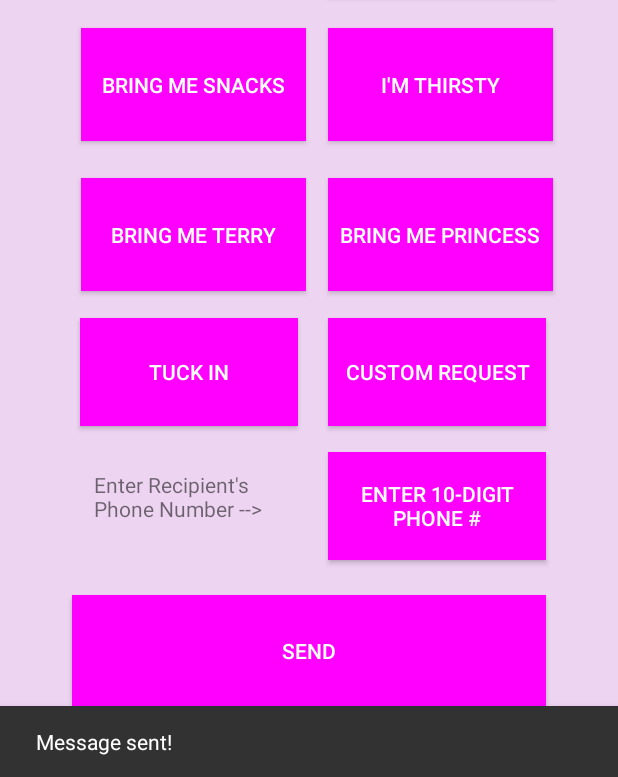
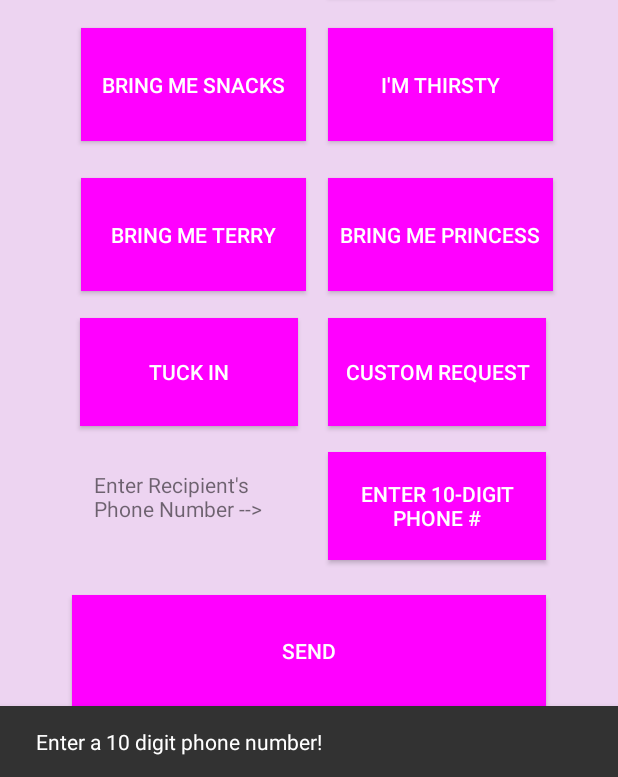
Before and after one commit to GenericOreos/iWantAttention, an Android app: the screen it shows after launch (MainActivity), after a tap on "SEND", on a phone screen of 412 x 824 dp, the part 459-1236 px from its top. Run offline under Robolectric (Android 15) with nearby library versions, the phone set to English and light mode, and no system bars.

Commit message:
added error handling to SendMessage() - SMS will only be sent if the user providers a 10 digit phone number (otherwise they get an error message)

```diff
--- a/app/src/main/java/com/example/iwantattention/MainActivity.java
+++ b/app/src/main/java/com/example/iwantattention/MainActivity.java
@@ -140,9 +140,7 @@ import android.widget.EditText;
             if(msg == ""){
                 msg = customRequest;
             }
-
             SendMessage(msg, btnNine);
-            ShowNotification("Message sent!");
         });
     }
 
@@ -224,9 +222,14 @@ import android.widget.EditText;
     }
     public void SendMessage(String message, Button btn){
         String smsNumber = GetPhoneNumber(btn);
-        SmsManager smsManager = SmsManager.getDefault();
-        String smsText = message + "\n\n sent from the iWantAttention app";
-        smsManager.sendTextMessage(smsNumber, null, smsText, null, null);
+        if(smsNumber.matches("^[0][1-9]\\d{9}$|^[1-9]\\d{9}$")){
+            SmsManager smsManager = SmsManager.getDefault();
+            String smsText = message + "\n\n sent from the iWantAttention app";
+            smsManager.sendTextMessage(smsNumber, null, smsText, null, null);
+            ShowNotification("Message sent!");
+        } else {
+            ShowNotification("Enter a 10 digit phone number!");
+        }
     }
 
     public String GetPhoneNumber(Button btn){
```
